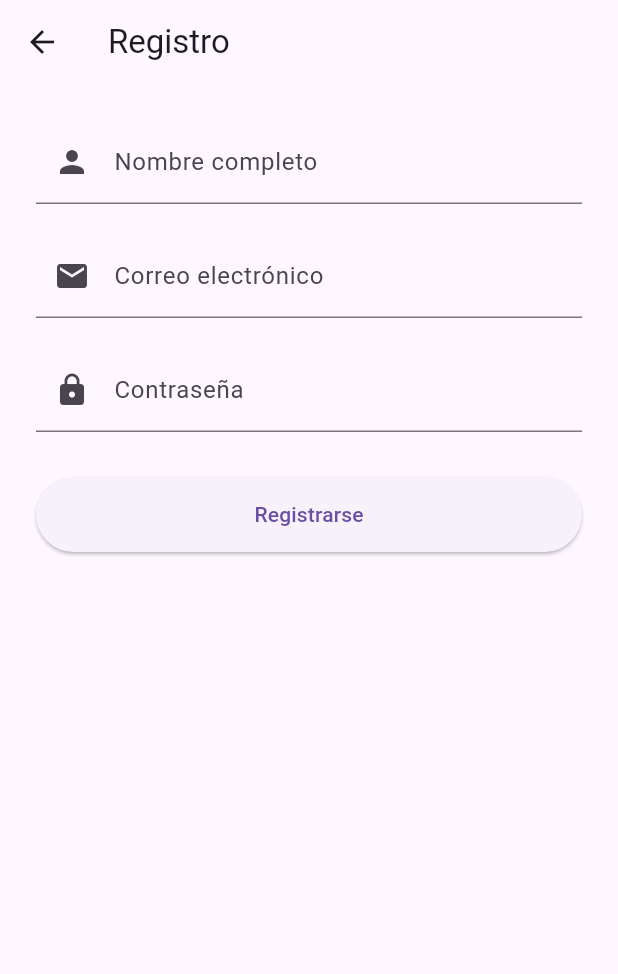
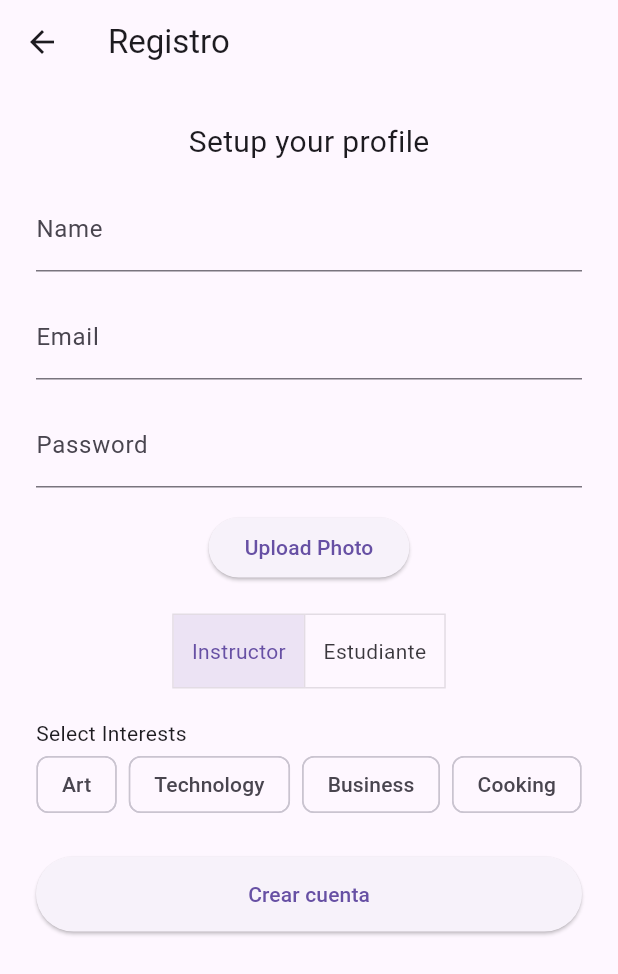
Before and after one commit to BrianMeconPoligran/SkillshareApp, a Flutter app: the screen it shows after launch, after a tap on "Registrarse", on a phone screen of 412 x 824 dp. Shown: the top 974 px of the screen. Run offline on Flutter 3.47's test engine with Material 3 defaults, Android fonts, the phone set to English and light mode, and no system bars; our stand-ins replace flutter_svg.

Commit message:
Mejora visual y funcional de pantallas de bienvenida, registro y home
Se han realizado las siguientes modificaciones en las pantallas:

**WelcomeScreen:**
- Se rediseñó la interfaz, dividiendo la pantalla en dos secciones: una imagen de fondo a la izquierda y el contenido de bienvenida a la derecha.
- Se agregaron botones para iniciar sesión con Email y Google.
- Se añadieron enlaces a "Términos y condiciones" y "Preguntas frecuentes".

**RegisterScreen:**
- Se rediseñó el formulario de registro.
- Se añadió la opción de subir una foto de perfil.
- Se incorporó la selección de rol (Instructor/Estudiante) mediante `ToggleButtons`.
- Se implementó la selección de intereses mediante `ChoiceChip`.
- Se actualizó el texto del botón de acción a "Crear cuenta".

**HomeScreen:**
- Se tradujeron los textos de la interfaz al español (e.g., "Welcome to SkillShare" a "Bienvenido a SkillShare", "Search classes" a "Buscar clases").
- Se expandió la lista de "Clases destacadas" con más ejemplos y sus respectivas imágenes.
- Se actualizaron los títulos de las "Clases recientes" al español.

**Recursos:**
- Se añadieron nuevas imágenes para las clases en `lib/images/`.
- Se actualizó `pubspec.yaml` para incluir el directorio `lib/icons/` en los assets (aunque no se han añadido iconos en este commit).

```diff
--- a/skillshare_app/lib/screens/home_screen.dart
+++ b/skillshare_app/lib/screens/home_screen.dart
@@ -7,7 +7,7 @@ class HomeScreen extends StatelessWidget {
   Widget build(BuildContext context) {
     return Scaffold(
       appBar: AppBar(
-        title: const Text('Welcome to SkillShare'),
+        title: const Text('Bienvenido a SkillShare'),
         actions: const [
           Icon(Icons.notifications_none),
           SizedBox(width: 12),
@@ -23,7 +23,7 @@ class HomeScreen extends StatelessWidget {
             // Buscar
             TextField(
               decoration: InputDecoration(
-                hintText: 'Search classes',
+                hintText: 'Buscar clases',
                 prefixIcon: const Icon(Icons.search),
                 filled: true,
                 fillColor: Colors.grey.shade200,
@@ -37,7 +37,7 @@ class HomeScreen extends StatelessWidget {
 
             // Featured Classes
             const Text(
-              'Featured Classes',
+              'Clases destacadas',
               style: TextStyle(fontSize: 18, fontWeight: FontWeight.bold),
             ),
             const SizedBox(height: 12),
@@ -46,9 +46,23 @@ class HomeScreen extends StatelessWidget {
               child: ListView(
                 scrollDirection: Axis.horizontal,
                 children: [
-                  _featuredCard('Photography Basics', 'By John Doe', 'lib/images/photo.jpg'),
-                  const SizedBox(width: 12),
-                  _featuredCard('Creative Writing', 'By Jane Smith', 'lib/images/writing.jpg'),
+                  _featuredCard('Fotografia basica ', 'Por John Doe', 'lib/images/photo.jpg'),
+                  const SizedBox(width: 16),
+                  _featuredCard('Escritura creativa', 'Por Jane Smith', 'lib/images/writing.jpg'),
+                  const SizedBox(width: 16),
+                  _featuredCard('Matemáticas esenciales', 'Por Ana Torres', 'lib/images/matematicas.jpg'),
+                  const SizedBox(width: 16),
+                  _featuredCard('Física para todos', 'Por David Ríos', 'lib/images/fisica.jpg'),
+                  const SizedBox(width: 16),
+                  _featuredCard('Inglés básico', 'Por Lisa Green', 'lib/images/ingles.jpg'),
+                  const SizedBox(width: 16),
+                  _featuredCard('Programación con Dart', 'Por Enrique M.', 'lib/images/programacion.jpg'),
+                  const SizedBox(width: 16),
+                  _featuredCard('Diseño gráfico', 'Por Laura Pérez', 'lib/images/diseno.jpg'),
+                  const SizedBox(width: 16),
+                  _featuredCard('Fotografía avanzada', 'Por Juan Esteban', 'lib/images/foto_avanzada.jpg'),
+                  const SizedBox(width: 16),
+                  _featuredCard('Historia del arte', 'Por Camila Ruiz', 'lib/images/arte.jpg'),
                 ],
               ),
             ),
@@ -56,13 +70,13 @@ class HomeScreen extends StatelessWidget {
 
             // Recent Classes
             const Text(
-              'Recent Classes',
+              'Clases recientes',
               style: TextStyle(fontSize: 18, fontWeight: FontWeight.bold),
             ),
             const SizedBox(height: 12),
-            _recentClassCard('Digital Marketing 101', 'By Alex Johnson', 'lib/images/marketing.jpg'),
+            _recentClassCard('Marketing digital 101', 'Por Alex Johnson', 'lib/images/marketing.jpg'),
             const SizedBox(height: 12),
-            _recentClassCard('Cooking for Beginners', 'By Chef Mike', 'lib/images/cooking.jpg'),
+            _recentClassCard('Cocinar para principiantes', 'Por Chef Mike', 'lib/images/cooking.jpg'),
           ],
         ),
       ),
--- a/skillshare_app/lib/screens/register_screen.dart
+++ b/skillshare_app/lib/screens/register_screen.dart
@@ -14,47 +14,94 @@ class _RegisterScreenState extends State<RegisterScreen> {
   final _emailController = TextEditingController();
   final _passwordController = TextEditingController();
 
+  String selectedRole = 'Instructor';
+  List<String> selectedInterests = [];
+
+  final List<String> interests = ['Art', 'Technology', 'Business', 'Cooking'];
+
+  void _toggleInterest(String interest) {
+    setState(() {
+      if (selectedInterests.contains(interest)) {
+        selectedInterests.remove(interest);
+      } else {
+        selectedInterests.add(interest);
+      }
+    });
+  }
+
   @override
   Widget build(BuildContext context) {
     return Scaffold(
       appBar: AppBar(title: const Text('Registro')),
       body: SingleChildScrollView(
-        padding: const EdgeInsets.all(24.0),
+        padding: const EdgeInsets.all(24),
         child: Form(
           key: _formKey,
           child: Column(
             children: [
+              const Text("Setup your profile", style: TextStyle(fontSize: 20)),
+              const SizedBox(height: 16),
               TextFormField(
                 controller: _nameController,
-                decoration: const InputDecoration(
-                  labelText: 'Nombre completo',
-                  prefixIcon: Icon(Icons.person),
-                ),
-                validator: (value) =>
-                value == null || value.isEmpty ? 'Ingresa tu nombre' : null,
+                decoration: const InputDecoration(labelText: 'Name'),
+                validator: (value) => value == null || value.isEmpty ? 'Ingresa tu nombre' : null,
               ),
-              const SizedBox(height: 20),
+              const SizedBox(height: 16),
               TextFormField(
                 controller: _emailController,
-                decoration: const InputDecoration(
-                  labelText: 'Correo electrónico',
-                  prefixIcon: Icon(Icons.email),
-                ),
-                validator: (value) =>
-                value == null || value.isEmpty ? 'Ingresa tu correo' : null,
+                decoration: const InputDecoration(labelText: 'Email'),
+                validator: (value) => value == null || value.isEmpty ? 'Ingresa tu email' : null,
               ),
-              const SizedBox(height: 20),
+              const SizedBox(height: 16),
               TextFormField(
                 controller: _passwordController,
                 obscureText: true,
-                decoration: const InputDecoration(
-                  labelText: 'Contraseña',
-                  prefixIcon: Icon(Icons.lock),
-                ),
-                validator: (value) =>
-                value == null || value.isEmpty ? 'Ingresa tu contraseña' : null,
+                decoration: const InputDecoration(labelText: 'Password'),
+                validator: (value) => value == null || value.isEmpty ? 'Ingresa tu contraseña' : null,
               ),
-              const SizedBox(height: 30),
+              const SizedBox(height: 16),
+              ElevatedButton(
+                onPressed: () {}, // implementar subir foto
+                child: const Text("Upload Photo"),
+              ),
+              const SizedBox(height: 20),
+              ToggleButtons(
+                isSelected: ['Instructor', 'Estudiante']
+                    .map((role) => selectedRole == role)
+                    .toList(),
+                onPressed: (index) {
+                  setState(() {
+                    selectedRole = ['Instructor', 'Estudiante'][index];
+                  });
+                },
+                children: const [
+                  Padding(
+                    padding: EdgeInsets.symmetric(horizontal: 12),
+                    child: Text("Instructor"),
+                  ),
+                  Padding(
+                    padding: EdgeInsets.symmetric(horizontal: 12),
+                    child: Text("Estudiante"),
+                  ),
+                ],
+              ),
+              const SizedBox(height: 20),
+              const Align(
+                alignment: Alignment.centerLeft,
+                child: Text("Select Interests"),
+              ),
+              Wrap(
+                spacing: 8,
+                children: interests.map((interest) {
+                  final selected = selectedInterests.contains(interest);
+                  return ChoiceChip(
+                    label: Text(interest),
+                    selected: selected,
+                    onSelected: (_) => _toggleInterest(interest),
+                  );
+                }).toList(),
+              ),
+              const SizedBox(height: 24),
               ElevatedButton(
                 onPressed: () {
                   if (_formKey.currentState!.validate()) {
@@ -67,7 +114,7 @@ class _RegisterScreenState extends State<RegisterScreen> {
                 style: ElevatedButton.styleFrom(
                   minimumSize: const Size(double.infinity, 50),
                 ),
-                child: const Text('Registrarse'),
+                child: const Text('Crear cuenta'),
               ),
             ],
           ),
--- a/skillshare_app/lib/screens/welcome_screen.dart
+++ b/skillshare_app/lib/screens/welcome_screen.dart
@@ -8,47 +8,49 @@ class WelcomeScreen extends StatelessWidget {
   @override
   Widget build(BuildContext context) {
     return Scaffold(
-      body: Container(
-        decoration: const BoxDecoration(
-          image: DecorationImage(
-            image: AssetImage('lib/images/welcome_bg.jpg'),
+      body: Stack(
+        children: [
+          // Imagen de fondo a la izquierda
+          Positioned.fill(
+            child: Row(
+              children: [
+                Expanded(
+                  flex: 1,
+                  child: Image.asset(
+                    'lib/images/welcome_bg.jpg',
                     fit: BoxFit.cover,
                   ),
                 ),
-        child: Center(
-          child: Padding(
-            padding: const EdgeInsets.all(24.0),
+                Expanded(flex: 1, child: Container(color: Colors.white)),
+              ],
+            ),
+          ),
+          // Contenido centrado en la derecha
+          Positioned.fill(
+            child: Align(
+              alignment: Alignment.centerRight,
+              child: Container(
+                width: MediaQuery.of(context).size.width * 0.5,
+                padding: const EdgeInsets.all(32),
                 child: Column(
                   mainAxisAlignment: MainAxisAlignment.center,
+                  crossAxisAlignment: CrossAxisAlignment.start,
                   children: [
-                Image.asset('lib/images/logo.png', width: 150),
-                const SizedBox(height: 20),
                     const Text(
                       'SkillShare',
-                  style: TextStyle(
-                    fontSize: 36,
-                    fontWeight: FontWeight.bold,
-                    color: Colors.white,
+                      style: TextStyle(fontSize: 36, fontWeight: FontWeight.bold),
                     ),
-                ),
-                const SizedBox(height: 10),
+                    const SizedBox(height: 8),
                     const Text(
-                  'Aprende y enseña habilidades',
-                  style: TextStyle(
-                    fontSize: 18,
-                    color: Colors.white70,
-                  ),
+                      'Aprender y enseñar',
+                      style: TextStyle(fontSize: 20, color: Colors.black54),
                     ),
                     const SizedBox(height: 40),
                     SizedBox(
                       width: double.infinity,
                       child: ElevatedButton(
-                    onPressed: () {
-                      Navigator.push(
-                        context,
-                        MaterialPageRoute(builder: (context) => const LoginScreen()),
-                      );
-                    },
+                        onPressed: () => Navigator.push(context,
+                            MaterialPageRoute(builder: (_) => const LoginScreen())),
                         style: ElevatedButton.styleFrom(
                           backgroundColor: Colors.blue,
                           padding: const EdgeInsets.symmetric(vertical: 16),
@@ -57,48 +59,68 @@ class WelcomeScreen extends StatelessWidget {
                       ),
                     ),
                     const SizedBox(height: 16),
+                    Row(
+                      children: [
+                        Expanded(
+                          child: ElevatedButton.icon(
+                            onPressed: () {},
+                            icon: const Icon(Icons.email),
+                            label: const Text("Email"),
+                            style: ElevatedButton.styleFrom(
+                              backgroundColor: Colors.white,
+                              foregroundColor: Colors.black,
+                              side: const BorderSide(color: Colors.grey),
+                            ),
+                          ),
+                        ),
+                        const SizedBox(width: 16),
+                        Expanded(
+                          child: ElevatedButton.icon(
+                            onPressed: () {},
+                            icon: const Icon(Icons.g_mobiledata),
+                            label: const Text("Google"),
+                            style: ElevatedButton.styleFrom(
+                              backgroundColor: Colors.white,
+                              foregroundColor: Colors.black,
+                              side: const BorderSide(color: Colors.grey),
+                            ),
+                          ),
+                        ),
+                      ],
+                    ),
+                    const SizedBox(height: 16),
                     SizedBox(
                       width: double.infinity,
                       child: ElevatedButton(
-                    onPressed: () {
-                      Navigator.push(
-                        context,
-                        MaterialPageRoute(builder: (context) => const RegisterScreen()),
-                      );
-                    },
+                        onPressed: () => Navigator.push(context,
+                            MaterialPageRoute(builder: (_) => const RegisterScreen())),
                         style: ElevatedButton.styleFrom(
-                      backgroundColor: Colors.green,
+                          backgroundColor: Colors.black,
                           padding: const EdgeInsets.symmetric(vertical: 16),
                         ),
                         child: const Text('Registrarse'),
                       ),
                     ),
                     const SizedBox(height: 30),
-                Row(
-                  mainAxisAlignment: MainAxisAlignment.center,
-                  children: [
+                    const Text(
+                      'Políticas',
+                      style: TextStyle(fontWeight: FontWeight.bold),
+                    ),
                     TextButton(
                       onPressed: () {},
-                      child: const Text(
-                        'Términos y condiciones',
-                        style: TextStyle(color: Colors.white70),
+                      child: const Text('Términos y condiciones'),
                     ),
-                    ),
-                    const SizedBox(width: 20),
                     TextButton(
                       onPressed: () {},
-                      child: const Text(
-                        'Ayuda',
-                        style: TextStyle(color: Colors.white70),
-                      ),
-                    ),
-                  ],
+                      child: const Text('Preguntas frecuentes'),
                     ),
                   ],
                 ),
               ),
             ),
           ),
+        ],
+      ),
     );
   }
 }
--- a/skillshare_app/pubspec.yaml
+++ b/skillshare_app/pubspec.yaml
@@ -21,3 +21,4 @@ flutter:
   uses-material-design: true
   assets:
     - lib/images/
+    - lib/icons/
```
Also changed, not shown: skillshare_app/lib/images/arte.jpg (added), skillshare_app/lib/images/cooking.jpg (added), skillshare_app/lib/images/diseno.jpg (added), skillshare_app/lib/images/fisica.jpg (added), skillshare_app/lib/images/foto_avanzada.jpg (added), skillshare_app/lib/images/ingles.jpg (added), skillshare_app/lib/images/marketing.jpg (added), skillshare_app/lib/images/matematicas.jpg (added), skillshare_app/lib/images/photo.jpg (added), skillshare_app/lib/images/programacion.jpg (added), skillshare_app/lib/images/welcome_bg.jpg (added), skillshare_app/lib/images/writing.jpg (added). Lines whose indentation alone changed are shown as unchanged.
